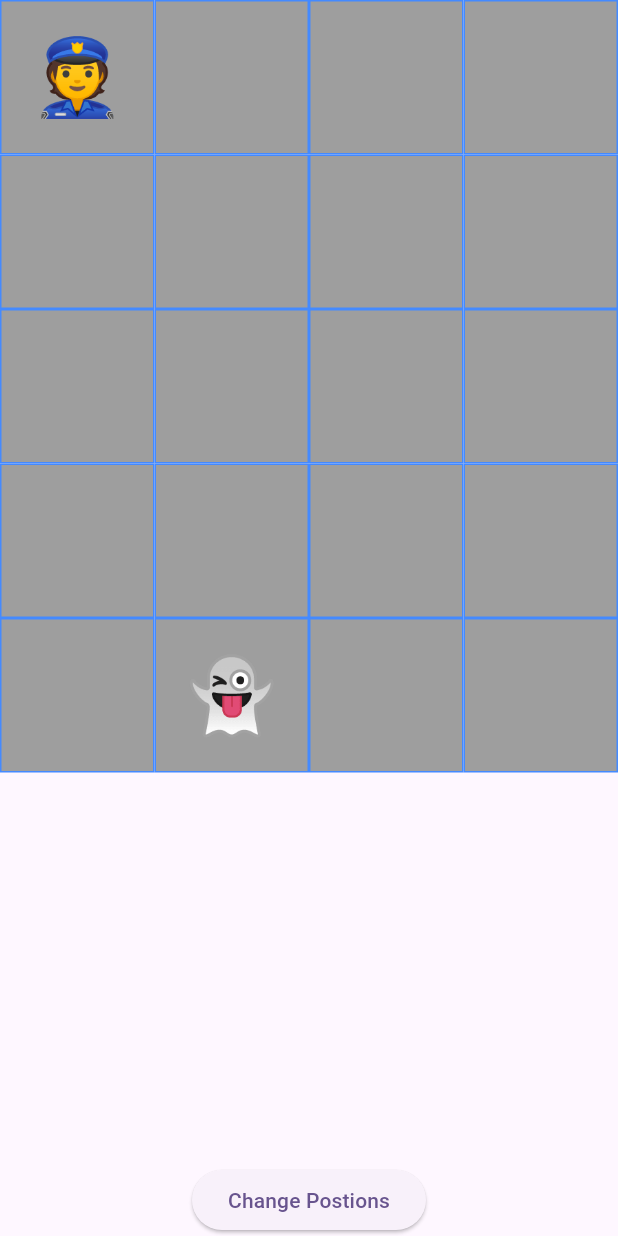
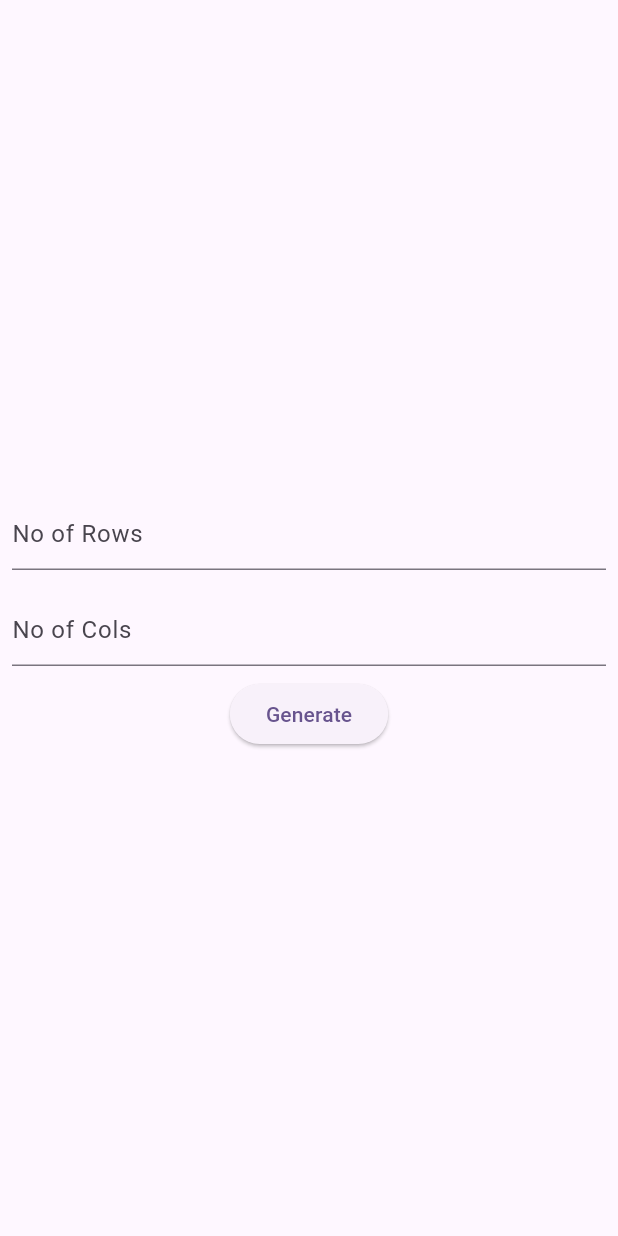
Before and after one commit to sagars-sachdev98/ind_money, a Flutter app: the screen it shows after launch, on a phone screen of 412 x 824 dp. Run offline on Flutter 3.47's test engine with Material 2 defaults, Android fonts, the phone set to English and light mode, and no system bars.

Commit message:
ui added

```diff
--- a/lib/generate_rows_cols.dart
+++ b/lib/generate_rows_cols.dart
@@ -11,8 +11,8 @@ class GenerateRowsCols extends StatefulWidget {
 
 class _GenerateRowsColsState extends State<GenerateRowsCols> {
   List<Container> containers = [];
-  int noOfRows = 4;
-  int noOfCols = 5;
+  int? noOfRows;
+  int? noOfCols;
   int? randomNumberForP;
   int? randomNumberForG;
   generateRowsCols(int noOfRows, int noOfCols) {
@@ -21,6 +21,10 @@ class _GenerateRowsColsState extends State<GenerateRowsCols> {
     Random random = Random();
     randomNumberForP = random.nextInt(temp);
     randomNumberForG = random.nextInt(temp);
+    print(randomNumberForG! / 4); //row
+    print(randomNumberForP! / 4); // row
+    print(randomNumberForG! / 5); // col
+    print(randomNumberForP! / 5); //col
     List.generate(
         temp,
         (index) => containers.add(Container(
@@ -46,26 +50,58 @@ class _GenerateRowsColsState extends State<GenerateRowsCols> {
     setState(() {});
   }
 
-  @override
-  void initState() {
-    generateRowsCols(noOfRows, noOfCols);
-    super.initState();
-  }
+  // @override
+  // void initState() {
+  //   generateRowsCols(noOfRows, noOfCols);
+  //   super.initState();
+  // }
 
   @override
   Widget build(BuildContext context) {
     return Scaffold(
-      body: Column(
+      body: SafeArea(
+        child: Column(
+          mainAxisAlignment: MainAxisAlignment.center,
           children: [
-          Expanded(
-              child: GridView.count(
-                  crossAxisCount: noOfRows, children: containers)),
+            Padding(
+              padding: const EdgeInsets.all(8.0),
+              child: TextFormField(
+                  onChanged: (value) {
+                    if (value != "") {
+                      noOfRows = int.parse(value);
+                    }
+                  },
+                  decoration: const InputDecoration(hintText: "No of Rows")),
+            ),
+            Padding(
+              padding: const EdgeInsets.all(8.0),
+              child: TextFormField(
+                  onChanged: (value) {
+                    if (value != "") {
+                      noOfCols = int.parse(value);
+                    }
+                  },
+                  decoration: const InputDecoration(hintText: "No of Cols")),
+            ),
             ElevatedButton(
                 onPressed: () {
-                generateRowsCols(noOfRows, noOfCols);
+                  generateRowsCols(noOfRows!, noOfCols!);
+                },
+                child: const Text("Generate")),
+            containers.isNotEmpty
+                ? Expanded(
+                    child: GridView.count(
+                        crossAxisCount: noOfRows!, children: containers))
+                : const Offstage(),
+            containers.isNotEmpty
+                ? ElevatedButton(
+                    onPressed: () {
+                      generateRowsCols(noOfRows!, noOfCols!);
                     },
                     child: const Text("Change Postions"))
+                : const Offstage()
           ],
+        ),
       ),
     );
   }
```
Also changed, not shown: 129 other files. Lines whose indentation alone changed are shown as unchanged.
